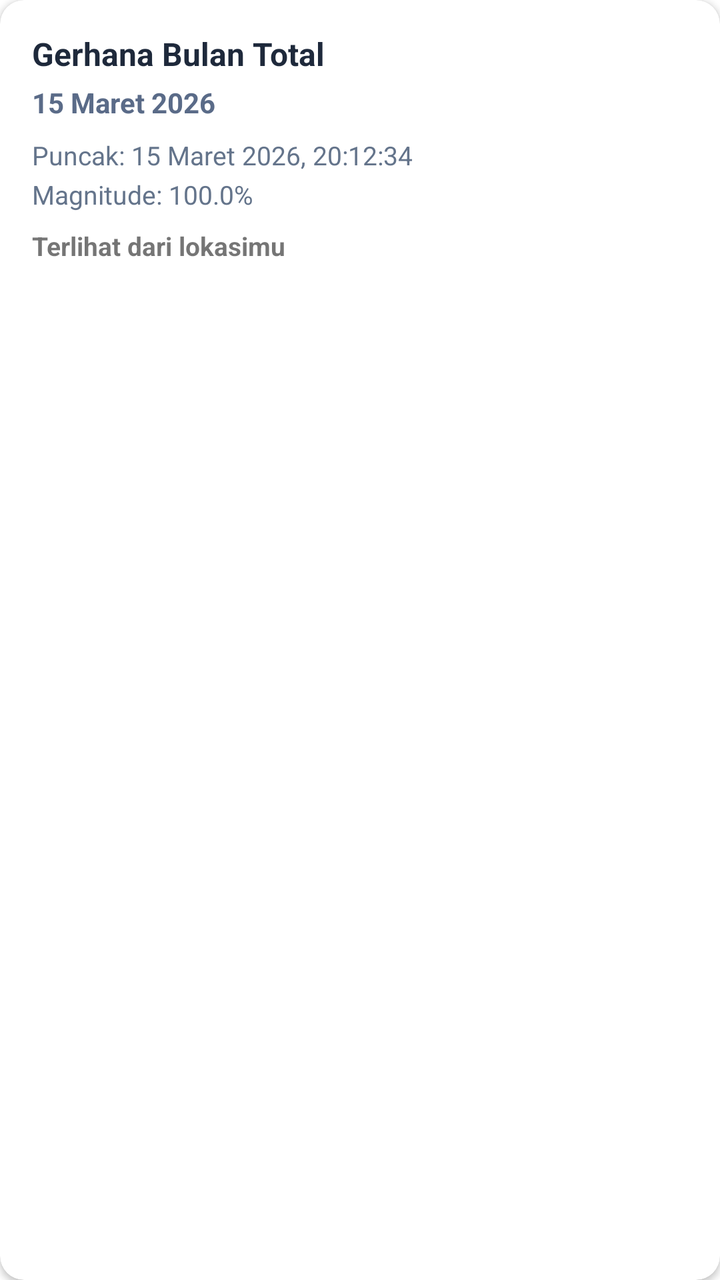
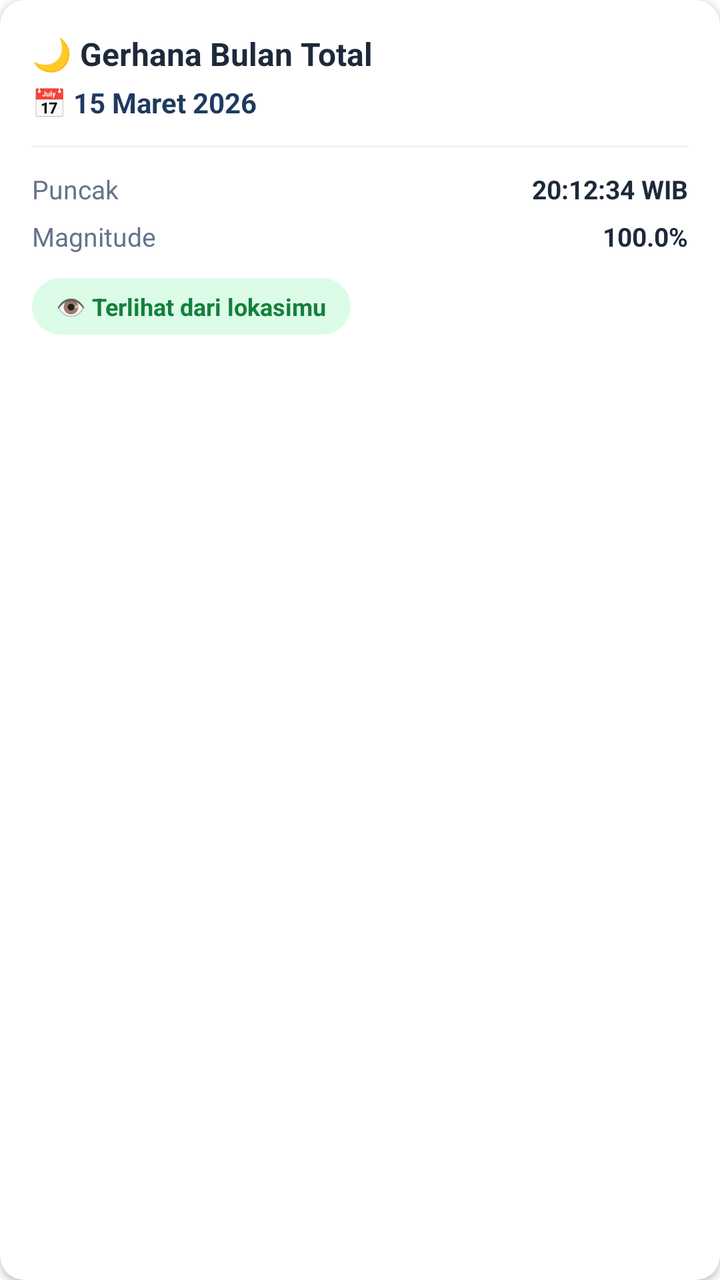

Two renders of the same Android screen: before a commit and after it. Below are the layout's source before the change and the commit's diff.
<!-- AndroidManifest.xml: application theme AppTheme -->
<!-- res/layout/item_gerhana_bulan.xml -->
<?xml version="1.0" encoding="utf-8"?>
<androidx.cardview.widget.CardView xmlns:android="http://schemas.android.com/apk/res/android"
    xmlns:app="http://schemas.android.com/apk/res-auto"
    android:layout_width="match_parent"
    android:layout_height="wrap_content"
    android:layout_marginBottom="12dp"
    app:cardBackgroundColor="@color/card_white"
    app:cardCornerRadius="12dp"
    app:cardElevation="2dp">

    <LinearLayout
        android:layout_width="match_parent"
        android:layout_height="wrap_content"
        android:orientation="vertical"
        android:padding="16dp">

        <TextView
            android:id="@+id/tvTitle"
            android:layout_width="wrap_content"
            android:layout_height="wrap_content"
            android:text="Gerhana Bulan Total"
            android:textColor="@color/text_primary"
            android:textSize="16sp"
            android:textStyle="bold" />

        <TextView
            android:id="@+id/tvDate"
            android:layout_width="wrap_content"
            android:layout_height="wrap_content"
            android:layout_marginTop="4dp"
            android:text="15 Maret 2026"
            android:textColor="@color/header_start"
            android:textSize="14sp"
            android:textStyle="bold" />

        <TextView
            android:id="@+id/tvPeakTime"
            android:layout_width="wrap_content"
            android:layout_height="wrap_content"
            android:layout_marginTop="8dp"
            android:text="Puncak: 15 Maret 2026, 20:12:34"
            android:textColor="@color/text_secondary"
            android:textSize="13sp" />

        <TextView
            android:id="@+id/tvMagnitude"
            android:layout_width="wrap_content"
            android:layout_height="wrap_content"
            android:layout_marginTop="2dp"
            android:text="Magnitude: 100.0%"
            android:textColor="@color/text_secondary"
            android:textSize="13sp" />

        <TextView
            android:id="@+id/tvVisibility"
            android:layout_width="wrap_content"
            android:layout_height="wrap_content"
            android:layout_marginTop="8dp"
            android:text="Terlihat dari lokasimu"
            android:textSize="13sp"
            android:textStyle="bold" />

    </LinearLayout>
</androidx.cardview.widget.CardView>
<!-- resources referenced by this layout -->
<resources>
  <color name="card_white">#FFFFFF</color>
  <color name="header_start">#5A6B88</color>
  <color name="text_primary">#1E293B</color>
  <color name="text_secondary">#64748B</color>
  <style name="AppTheme" parent="Theme.AlKaukaba">
          <item name="android:windowDrawsSystemBarBackgrounds" tools:targetApi="lollipop">true</item>
      </style>
  <style name="Theme.AlKaukaba" parent="Theme.MaterialComponents.DayNight.NoActionBar">
          
          <item name="colorPrimary">@color/purple_500</item>
          <item name="colorPrimaryVariant">@color/transparent</item>
          <item name="colorOnPrimary">@color/white</item>
          
          <item name="colorSecondary">@color/teal_200</item>
          <item name="colorSecondaryVariant">@color/teal_700</item>
          <item name="colorOnSecondary">@color/black</item>
          
          <item name="android:statusBarColor" tools:targetApi="l">?attr/colorPrimaryVariant</item>
          
          <item name="bottomSheetDialogTheme">@style/ThemeOverlay.AlKaukaba.BottomSheetDialog</item>
      </style>
  <color name="purple_500">#FF6200EE</color>
  <color name="transparent">#00FFFFFF</color>
  <color name="white">#FFFFFFFF</color>
  <color name="teal_200">#FF03DAC5</color>
  <color name="teal_700">#FF018786</color>
  <color name="black">#FF000000</color>
  <style name="ThemeOverlay.AlKaukaba.BottomSheetDialog" parent="ThemeOverlay.MaterialComponents.BottomSheetDialog">
          <item name="bottomSheetStyle">@style/Widget.AlKaukaba.BottomSheet.Modal</item>
      </style>
  <style name="Widget.AlKaukaba.BottomSheet.Modal" parent="Widget.MaterialComponents.BottomSheet.Modal">
          <item name="shapeAppearanceOverlay">@style/ShapeAppearance.AlKaukaba.BottomSheet</item>
      </style>
  <style name="ShapeAppearance.AlKaukaba.BottomSheet" parent="">
          <item name="cornerFamily">rounded</item>
          <item name="cornerSizeTopLeft">16dp</item>
          <item name="cornerSizeTopRight">16dp</item>
          <item name="cornerSizeBottomLeft">0dp</item>
          <item name="cornerSizeBottomRight">0dp</item>
      </style>
</resources>

<!-- the commit's change to res/layout/item_gerhana_bulan.xml (unified diff, before → after) -->
@@ -18,7 +18,7 @@
             android:id="@+id/tvTitle"
             android:layout_width="wrap_content"
             android:layout_height="wrap_content"
-            android:text="Gerhana Bulan Total"
+            android:text="🌙 Gerhana Bulan Total"
             android:textColor="@color/text_primary"
             android:textSize="16sp"
             android:textStyle="bold" />
@@ -28,36 +28,76 @@
             android:layout_width="wrap_content"
             android:layout_height="wrap_content"
             android:layout_marginTop="4dp"
-            android:text="15 Maret 2026"
-            android:textColor="@color/header_start"
+            android:text="📅 15 Maret 2026"
+            android:textColor="@color/navy_dongker"
             android:textSize="14sp"
             android:textStyle="bold" />
 
-        <TextView
-            android:id="@+id/tvPeakTime"
-            android:layout_width="wrap_content"
+        <View
+            android:layout_width="match_parent"
+            android:layout_height="1dp"
+            android:layout_marginTop="12dp"
+            android:background="@color/divider_soft" />
+
+        <LinearLayout
+            android:layout_width="match_parent"
             android:layout_height="wrap_content"
-            android:layout_marginTop="8dp"
-            android:text="Puncak: 15 Maret 2026, 20:12:34"
-            android:textColor="@color/text_secondary"
-            android:textSize="13sp" />
+            android:layout_marginTop="12dp"
+            android:orientation="horizontal">
 
-        <TextView
-            android:id="@+id/tvMagnitude"
-            android:layout_width="wrap_content"
+            <TextView
+                android:layout_width="0dp"
+                android:layout_height="wrap_content"
+                android:layout_weight="1"
+                android:text="Puncak"
+                android:textColor="@color/text_secondary"
+                android:textSize="13sp" />
+
+            <TextView
+                android:id="@+id/tvPeakTime"
+                android:layout_width="wrap_content"
+                android:layout_height="wrap_content"
+                android:text="20:12:34 WIB"
+                android:textColor="@color/text_primary"
+                android:textSize="13sp"
+                android:textStyle="bold" />
+        </LinearLayout>
+
+        <LinearLayout
+            android:layout_width="match_parent"
             android:layout_height="wrap_content"
-            android:layout_marginTop="2dp"
-            android:text="Magnitude: 100.0%"
-            android:textColor="@color/text_secondary"
-            android:textSize="13sp" />
+            android:layout_marginTop="6dp"
+            android:orientation="horizontal">
+
+            <TextView
+                android:layout_width="0dp"
+                android:layout_height="wrap_content"
+                android:layout_weight="1"
+                android:text="Magnitude"
+                android:textColor="@color/text_secondary"
+                android:textSize="13sp" />
+
+            <TextView
+                android:id="@+id/tvMagnitude"
+                android:layout_width="wrap_content"
+                android:layout_height="wrap_content"
+                android:text="100.0%"
+                android:textColor="@color/text_primary"
+                android:textSize="13sp"
+                android:textStyle="bold" />
+        </LinearLayout>
 
         <TextView
             android:id="@+id/tvVisibility"
             android:layout_width="wrap_content"
             android:layout_height="wrap_content"
-            android:layout_marginTop="8dp"
-            android:text="Terlihat dari lokasimu"
-            android:textSize="13sp"
+            android:layout_marginTop="12dp"
+            android:background="@drawable/bg_pill_green"
+            android:paddingHorizontal="12dp"
+            android:paddingVertical="6dp"
+            android:text="👁️ Terlihat dari lokasimu"
+            android:textColor="@color/pill_green_text"
+            android:textSize="12sp"
             android:textStyle="bold" />
 
     </LinearLayout>
<!-- resource entries referenced after the edit -->
@@ -1,12 +1,21 @@
 <!-- resources referenced by this layout -->
 <resources>
   <color name="card_white">#FFFFFF</color>
-  <color name="header_start">#5A6B88</color>
+  <color name="divider_soft">#EEF1F4</color>
+  <color name="navy_dongker">#1E3A5F</color>
+  <color name="pill_green_text">#15803D</color>
   <color name="text_primary">#1E293B</color>
   <color name="text_secondary">#64748B</color>
+  <!-- drawable bg_pill_green (drawable) -->
+  <?xml version="1.0" encoding="utf-8"?>
+  <shape xmlns:android="http://schemas.android.com/apk/res/android">
+      <solid android:color="@color/pill_green_bg"/>
+      <corners android:radius="999dp"/>
+  </shape>
   <style name="AppTheme" parent="Theme.AlKaukaba">
           <item name="android:windowDrawsSystemBarBackgrounds" tools:targetApi="lollipop">true</item>
       </style>
+  <color name="pill_green_bg">#DCFCE7</color>
   <style name="Theme.AlKaukaba" parent="Theme.MaterialComponents.DayNight.NoActionBar">
           
           <item name="colorPrimary">@color/purple_500</item>
